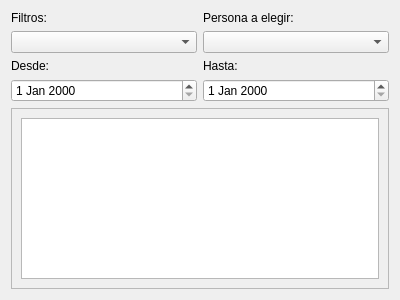
This is pantallapartidas.ui in Carlessgm/Trabajo_IHM as Qt 5 draws it before an edit. The edited form follows.
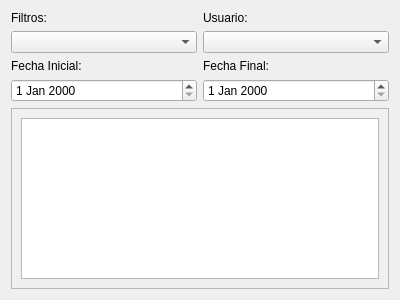
This is the edited form.

Commit message: últimos detalles

Diff of the .ui file:
```diff
--- a/pantallapartidas.ui
+++ b/pantallapartidas.ui
@@ -29,14 +29,14 @@
      <item row="7" column="1">
       <widget class="QLabel" name="label_4">
        <property name="text">
-        <string>Hasta:</string>
+        <string>Fecha Final:</string>
        </property>
       </widget>
      </item>
      <item row="7" column="0">
       <widget class="QLabel" name="label_3">
        <property name="text">
-        <string>Desde:</string>
+        <string>Fecha Inicial:</string>
        </property>
       </widget>
      </item>
@@ -104,7 +104,7 @@
      <item row="3" column="1">
       <widget class="QLabel" name="label_persona">
        <property name="text">
-        <string>Persona a elegir:</string>
+        <string>Usuario:</string>
        </property>
        <property name="alignment">
         <set>Qt::AlignmentFlag::AlignBottom|Qt::AlignmentFlag::AlignLeading|Qt::AlignmentFlag::AlignLeft</set>
```
Left out of the diff: 6 changed lines with no effect on the pictures. The commit also changes 2 other files.
